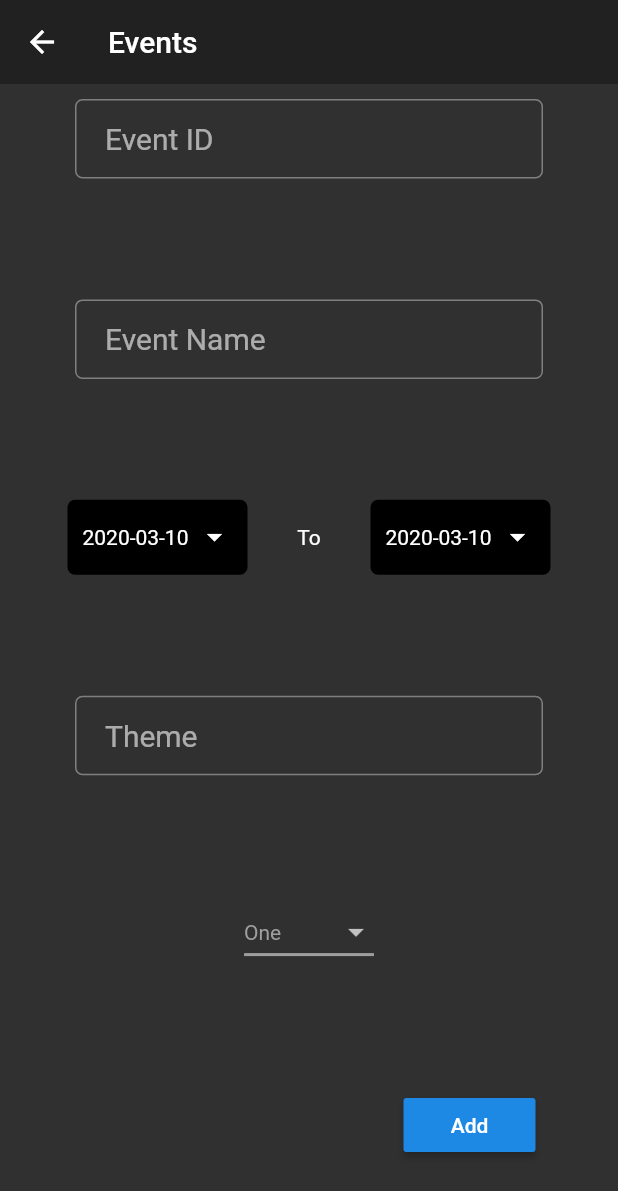
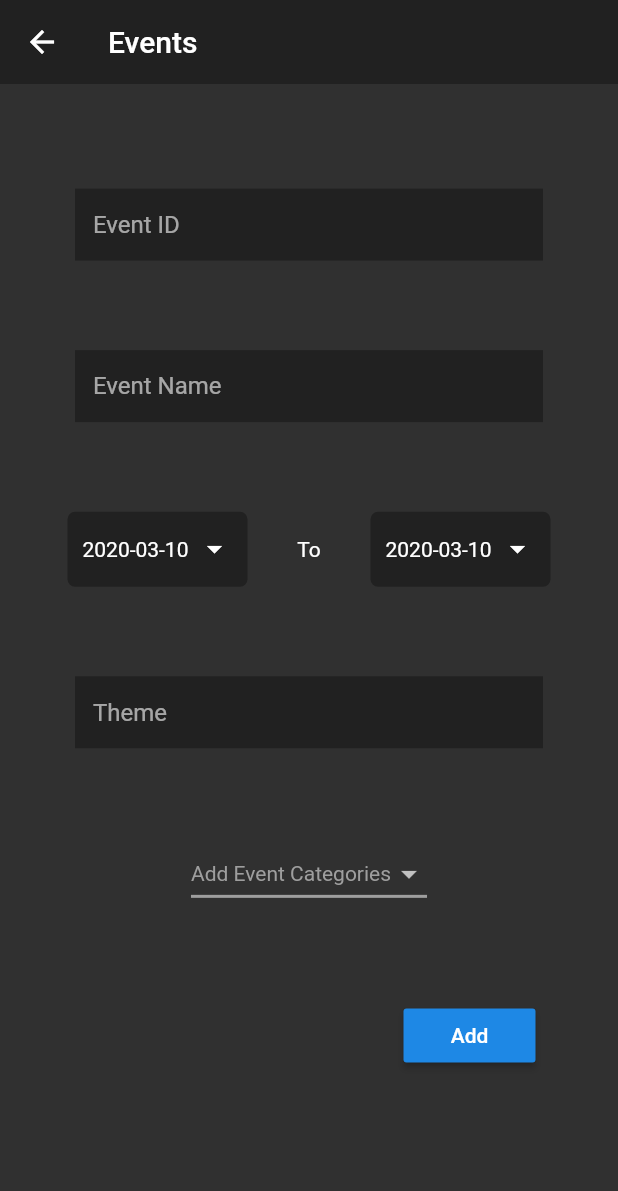
Before and after one commit to Android-Builds/Admin-Panel-Demo, a Flutter app: the Events screen opened directly, on a phone screen of 412 x 824 dp. Shown: the top 1191 px of the screen. Run offline on Flutter 3.47's test engine with Material 2 defaults, Android fonts, the phone set to English and light mode, and no system bars.

Commit message:
Complete Category page

```diff
--- a/lib/event/events.dart
+++ b/lib/event/events.dart
@@ -1,21 +1,55 @@
 import 'package:AdminPanelDemo/event/categories.dart';
+import 'package:AdminPanelDemo/models/Event.dart';
+import 'package:AdminPanelDemo/models/EventCagory.dart';
 import 'package:flutter/material.dart';
 
 class Events extends StatefulWidget {
+  Events({this.event, this.edit = false});
+  final Event event;
+  final bool edit;
   @override
   _EventsState createState() => _EventsState();
 }
 
 class _EventsState extends State<Events> {
 
+  int index;
+  String id, name, theme;
   DateTime startDate = DateTime.now();
   DateTime endDate = DateTime.now();
-  String dropdownValue = 'One';
+  String dropDownValue = 'Add Event Categories';
+  List<String> categoryList = ['...', 'Add Event Categories'];
+  List<EventCategory> listCategory = [];
+  TextEditingController tid = new TextEditingController();
+  TextEditingController tname = new TextEditingController();
+  TextEditingController ttheme = new TextEditingController();
 
-  dropDown(String value) {
-    if(value == 'Add Event') {
-      Navigator.push(context, MaterialPageRoute(builder: (context) => Categories()));
+  dropDown(String value) async {
+    if(value == 'Add Event Categories') {
+      var result = await Navigator.push(context, MaterialPageRoute(builder: (context) => Categories()));
+      result != null ? setState((){
+        if (categoryList[0] == '...'){
+          categoryList.removeAt(0);
+        }
+        categoryList.insert(0, result.name);
+        listCategory.insert(0, result);
+      }) : NullThrownError();
+    } else if (value != '...') {
+      for(int i=0; i<listCategory.length; i++) {
+        if(listCategory[i].name == value) {
+          index = i;
+          break;
+        }
+      }
+      var result = await Navigator.push(context,
+            MaterialPageRoute(builder: (context) => Categories(eventCategory: listCategory[index], edit: true)));
+      result != null ? setState(() {
+        dropDownValue = result.name;
+        categoryList[index] = result.name;
+        listCategory[index] = result;
+      }) : NullThrownError();
     }
+    //TODO: Address error on having same element in the list
   }
 
   Future<Null> _selectDate(BuildContext context, int n)async {
@@ -36,6 +70,18 @@ class _EventsState extends State<Events> {
   }
 
   @override
+  void initState() {
+    super.initState();
+    if(widget.edit) {
+      tid.text = id = widget.event.id;
+      tname.text = name = widget.event.name;
+      if(widget.event.eventCategories.length != null) {
+
+      }
+    }
+  }
+
+  @override
   Widget build(BuildContext context) {
     return SafeArea(
       child: Scaffold(
@@ -47,35 +93,37 @@ class _EventsState extends State<Events> {
         body: Padding(
           padding: const EdgeInsets.all(10.0),
           child: Column(
-            mainAxisAlignment: MainAxisAlignment.spaceBetween,
+            mainAxisAlignment: MainAxisAlignment.spaceEvenly,
             children: <Widget>[
               Padding(
                 padding: const EdgeInsets.symmetric(horizontal:40.0),
                 child: TextField(
+                  controller: tid,
+                  onChanged: (value) {
+                    id = tid.text;
+                  },
                   maxLines: 1,
-                  obscureText: false,
-                  style: TextStyle(fontSize: 20.0),
                   decoration: InputDecoration(
-                    contentPadding: EdgeInsets.fromLTRB(20.0, 15.0, 20.0, 15.0),
+                    fillColor: Colors.grey[900],
+                    filled: true,
                     hintText: "Event ID",
-                    border: OutlineInputBorder(
-                      borderRadius: BorderRadius.circular(5.0)
-                    ),
+                    border: InputBorder.none
                   ),
                 ),
               ),
               Padding(
                 padding: const EdgeInsets.symmetric(horizontal:40.0),
                 child: TextField(
+                  controller: tname,
+                  onChanged: (value) {
+                    name = tname.text;
+                  },
                   maxLines: 1,
-                  obscureText: false,
-                  style: TextStyle(fontSize: 20.0),
                   decoration: InputDecoration(
-                    contentPadding: EdgeInsets.fromLTRB(20.0, 15.0, 20.0, 15.0),
                     hintText: "Event Name",
-                    border: OutlineInputBorder(
-                      borderRadius: BorderRadius.circular(5.0)
-                    ),
+                    border: InputBorder.none,
+                    fillColor: Colors.grey[900],
+                    filled: true,
                   ),
                 ),
               ),
@@ -100,7 +148,7 @@ class _EventsState extends State<Events> {
                         height: 50,
                         width: 120,
                         decoration: BoxDecoration(
-                          color: Colors.black,
+                          color: Colors.grey[900],
                           borderRadius: BorderRadius.circular(5.0)
                         ),
                       ),
@@ -122,7 +170,7 @@ class _EventsState extends State<Events> {
                         height: 50,
                         width: 120,
                         decoration: BoxDecoration(
-                          color: Colors.black,
+                          color: Colors.grey[900],
                           borderRadius: BorderRadius.circular(5.0)
                         ),
                       ),
@@ -133,21 +181,22 @@ class _EventsState extends State<Events> {
               Padding(
                 padding: const EdgeInsets.symmetric(horizontal:40.0),
                 child: TextField(
+                  controller: ttheme,
+                  onChanged: (value) {
+                    theme = ttheme.text;
+                  },
                   maxLines: 1,
-                  obscureText: false,
-                  style: TextStyle(fontSize: 20.0),
                   decoration: InputDecoration(
-                    contentPadding: EdgeInsets.fromLTRB(20.0, 15.0, 20.0, 15.0),
                     hintText: "Theme",
-                    border: OutlineInputBorder(
-                      borderRadius: BorderRadius.circular(5.0)
-                    ),
+                    fillColor: Colors.grey[900],
+                    filled: true,
+                    border: InputBorder.none,
                   ),
                 ),
               ),
               Center(
                 child: DropdownButton<String>(
-                  value: dropdownValue,
+                  value: dropDownValue,
                   icon: Icon(Icons.arrow_drop_down),
                   iconSize: 24,
                   elevation: 16,
@@ -160,11 +209,11 @@ class _EventsState extends State<Events> {
                   ),
                   onChanged: (String newValue) {
                     setState(() {
-                      dropdownValue = newValue;
+                      dropDownValue = newValue;
                     });
                     dropDown(newValue);
                   },
-                  items: <String>['One', 'Two', 'Free', 'Add Event']
+                  items: categoryList
                     .map<DropdownMenuItem<String>>((String value) {
                       return DropdownMenuItem<String>(
                         value: value,
--- a/lib/event/sub_events.dart
+++ b/lib/event/sub_events.dart
@@ -388,6 +388,7 @@ class _SubEventsState extends State<SubEvents> {
                       Navigator.pop(context, subEvent);
                     },
                     child: Text('Add'),
+                    //TODO: Add error message if name is null
                   ),
                 )
               ],
```
Also changed, not shown: lib/event/categories.dart (+27 -8 lines).
